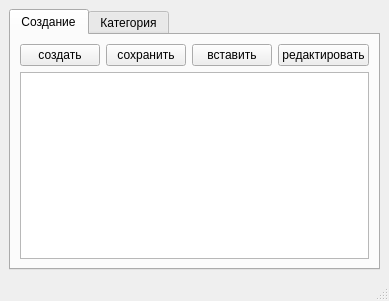
Qt form design_window_creation.ui (Dragonfly774/daily) before a commit.
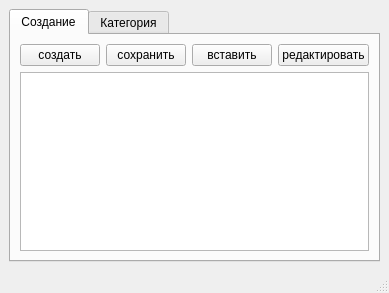
The same form after that commit.

Patch:
```diff
--- a/design_window_creation.ui
+++ b/design_window_creation.ui
@@ -7,7 +7,7 @@
     <x>0</x>
     <y>0</y>
     <width>368</width>
-    <height>301</height>
+    <height>293</height>
    </rect>
   </property>
   <property name="windowTitle">
@@ -54,7 +54,7 @@
          </widget>
         </item>
         <item row="1" column="0" colspan="4">
-         <widget class="QTableWidget" name="tableWidget"/>
+         <widget class="QTextEdit" name="textEdit"/>
         </item>
        </layout>
       </widget>
```
